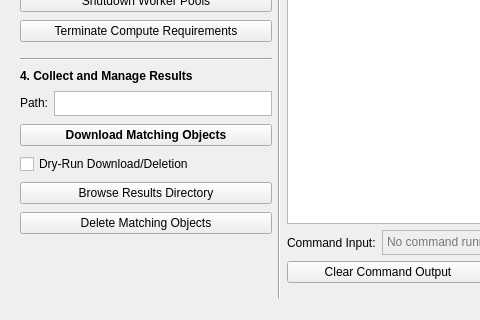
Old version of the form yellowdog_cli/commander/commander.ui in the repository yellowdog/yellowdog-cli; both pictures show x 0 to 480 and y 456 to 776 of the 1102 by 776 pixel window.
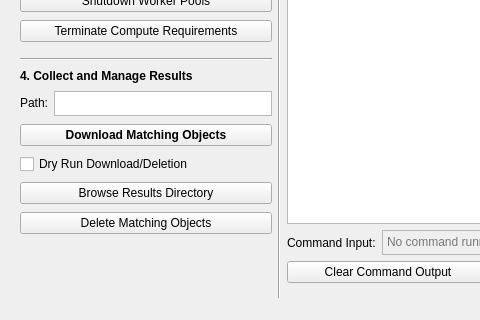
New version of the form.

Commit message: Commander: a dry run download or deletion matching nothing says so

```diff
--- a/yellowdog_cli/commander/commander.ui
+++ b/yellowdog_cli/commander/commander.ui
@@ -682,7 +682,7 @@
          <string>Report what would be downloaded or deleted, without doing either</string>
         </property>
         <property name="text">
-         <string>Dry-Run Download/Deletion</string>
+         <string>Dry Run Download/Deletion</string>
         </property>
        </widget>
       </item>
```
The commit also changes 7 other files.
